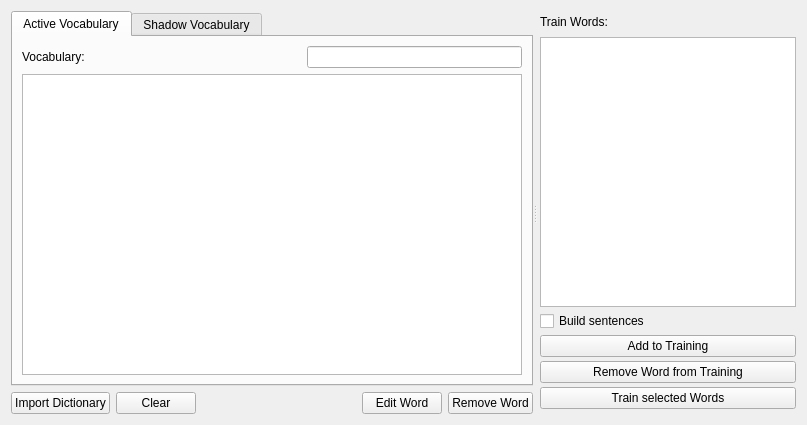
The window that simon/src/simonmodelmanagementui/vocabulary.ui (KDE/simon) describes before a commit, drawn with Qt 5.
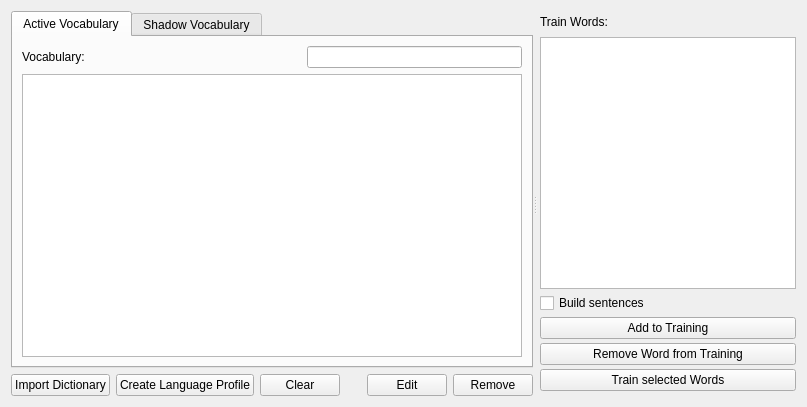
The same window after the commit. Custom widgets are drawn as their Qt base class.

Commit message: Language profile creation: Initial checkin

The edit to the form file:
```diff
--- a/simon/src/simonmodelmanagementui/vocabulary.ui
+++ b/simon/src/simonmodelmanagementui/vocabulary.ui
@@ -7,7 +7,7 @@
     <x>0</x>
     <y>0</y>
     <width>789</width>
-    <height>425</height>
+    <height>407</height>
    </rect>
   </property>
   <property name="windowTitle">
@@ -151,6 +151,13 @@
            </property>
           </widget>
          </item>
+         <item>
+          <widget class="QPushButton" name="pbCreateLanguageProfile">
+           <property name="text">
+            <string>Create Language Profile</string>
+           </property>
+          </widget>
+         </item>
          <item>
           <widget class="KPushButton" name="pbClear">
            <property name="text">
@@ -174,14 +181,14 @@
          <item>
           <widget class="KPushButton" name="pbEditWord">
            <property name="text">
-            <string>Edit Word</string>
+            <string>Edit</string>
            </property>
           </widget>
          </item>
          <item>
           <widget class="KPushButton" name="pbRemoveWord">
            <property name="text">
-            <string>Remove Word</string>
+            <string>Remove</string>
            </property>
           </widget>
          </item>
@@ -279,21 +286,21 @@
   </layout>
  </widget>
  <customwidgets>
-  <customwidget>
-   <class>KListWidget</class>
-   <extends>QListWidget</extends>
-   <header>klistwidget.h</header>
-  </customwidget>
-  <customwidget>
-   <class>KPushButton</class>
-   <extends>QPushButton</extends>
-   <header>kpushbutton.h</header>
-  </customwidget>
   <customwidget>
    <class>KLineEdit</class>
    <extends>QLineEdit</extends>
    <header>klineedit.h</header>
   </customwidget>
+  <customwidget>
+   <class>KPushButton</class>
+   <extends>QPushButton</extends>
+   <header>kpushbutton.h</header>
+  </customwidget>
+  <customwidget>
+   <class>KListWidget</class>
+   <extends>QListWidget</extends>
+   <header>klistwidget.h</header>
+  </customwidget>
   <customwidget>
    <class>KTabWidget</class>
    <extends>QTabWidget</extends>
```
The commit also changes 13 other files.
